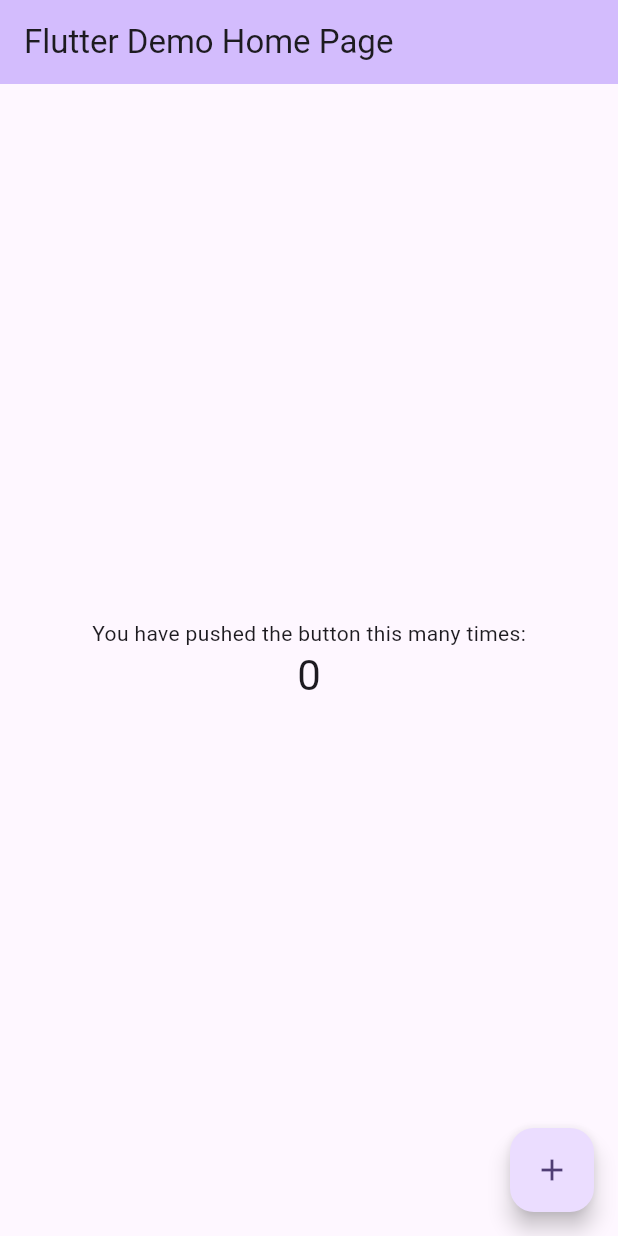
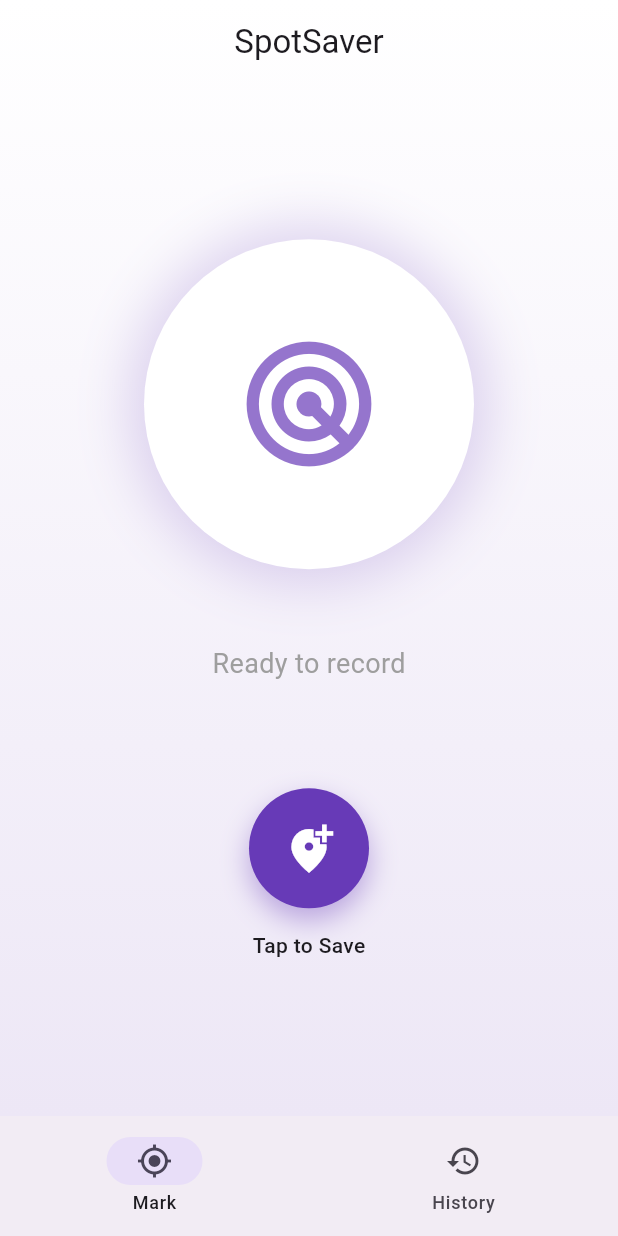
Before and after one commit to marimoisreal/spot_saver, a Flutter app: the screen it shows after launch, on a phone screen of 412 x 824 dp. Run offline on Flutter 3.47's test engine with Material 3 defaults, Android fonts, the phone set to English and light mode, and no system bars; our stand-ins replace geolocator.

Commit message:
final ui idea based on figma

```diff
--- /dev/null
+++ b/devtools_options.yaml
@@ -0,0 +1,3 @@
+description: This file stores settings for Dart & Flutter DevTools.
+documentation: https://docs.flutter.dev/tools/devtools/extensions#configure-extension-enablement-states
+extensions:
--- a/lib/main.dart
+++ b/lib/main.dart
@@ -1,122 +1,222 @@
 import 'package:flutter/material.dart';
+import 'package:geolocator/geolocator.dart';
 
 void main() {
-  runApp(const MyApp());
+  runApp(const SpotSaverApp());
 }
 
-class MyApp extends StatelessWidget {
-  const MyApp({super.key});
+class SpotSaverApp extends StatelessWidget {
+  const SpotSaverApp({super.key});
 
-  // This widget is the root of your application.
   @override
   Widget build(BuildContext context) {
     return MaterialApp(
-      title: 'Flutter Demo',
+      title: 'SpotSaver',
+      debugShowCheckedModeBanner: false,
       theme: ThemeData(
-        // This is the theme of your application.
-        //
-        // TRY THIS: Try running your application with "flutter run". You'll see
-        // the application has a purple toolbar. Then, without quitting the app,
-        // try changing the seedColor in the colorScheme below to Colors.green
-        // and then invoke "hot reload" (save your changes or press the "hot
-        // reload" button in a Flutter-supported IDE, or press "r" if you used
-        // the command line to start the app).
-        //
-        // Notice that the counter didn't reset back to zero; the application
-        // state is not lost during the reload. To reset the state, use hot
-        // restart instead.
-        //
-        // This works for code too, not just values: Most code changes can be
-        // tested with just a hot reload.
-        colorScheme: ColorScheme.fromSeed(seedColor: Colors.deepPurple),
+        useMaterial3: true,
+        colorScheme: ColorScheme.fromSeed(
+          seedColor: const Color(0xFF6750A4),
+          brightness: Brightness.light,
         ),
-      home: const MyHomePage(title: 'Flutter Demo Home Page'),
+      ),
+      home: const MainNavigationScreen(),
     );
   }
 }
 
-class MyHomePage extends StatefulWidget {
-  const MyHomePage({super.key, required this.title});
-
-  // This widget is the home page of your application. It is stateful, meaning
-  // that it has a State object (defined below) that contains fields that affect
-  // how it looks.
-
-  // This class is the configuration for the state. It holds the values (in this
-  // case the title) provided by the parent (in this case the App widget) and
-  // used by the build method of the State. Fields in a Widget subclass are
-  // always marked "final".
-
-  final String title;
+class MainNavigationScreen extends StatefulWidget {
+  const MainNavigationScreen({super.key});
 
   @override
-  State<MyHomePage> createState() => _MyHomePageState();
+  State<MainNavigationScreen> createState() => _MainNavigationScreenState();
 }
 
-class _MyHomePageState extends State<MyHomePage> {
-  int _counter = 0;
+class _MainNavigationScreenState extends State<MainNavigationScreen> {
+  int _selectedIndex = 0;
+  final List<Widget> _pages = [const GpsScreen(), const HistoryScreen()];
 
-  void _incrementCounter() {
+  @override
+  Widget build(BuildContext context) {
+    return Scaffold(
+      body: _pages[_selectedIndex],
+      bottomNavigationBar: NavigationBar(
+        selectedIndex: _selectedIndex,
+        onDestinationSelected: (int index) =>
+            setState(() => _selectedIndex = index),
+        destinations: const [
+          NavigationDestination(icon: Icon(Icons.gps_fixed), label: 'Mark'),
+          NavigationDestination(icon: Icon(Icons.history), label: 'History'),
+        ],
+      ),
+    );
+  }
+}
+
+class GpsScreen extends StatefulWidget {
+  const GpsScreen({super.key});
+
+  @override
+  State<GpsScreen> createState() => _GpsScreenState();
+}
+
+class _GpsScreenState extends State<GpsScreen> {
+  String _statusMessage = "Ready to record";
+  String _coords = "";
+  bool _isLoading = false;
+
+  Future<void> _captureLocation() async {
     setState(() {
-      // This call to setState tells the Flutter framework that something has
-      // changed in this State, which causes it to rerun the build method below
-      // so that the display can reflect the updated values. If we changed
-      // _counter without calling setState(), then the build method would not be
-      // called again, and so nothing would appear to happen.
-      _counter++;
+      _isLoading = true;
+      _statusMessage = "Locating...";
     });
+
+    try {
+      LocationPermission permission = await Geolocator.checkPermission();
+      if (permission == LocationPermission.denied) {
+        permission = await Geolocator.requestPermission();
+        if (permission == LocationPermission.denied) throw "Denied";
+      }
+      Position position = await Geolocator.getCurrentPosition();
+      setState(() {
+        _coords =
+            "${position.latitude.toStringAsFixed(5)}, ${position.longitude.toStringAsFixed(5)}";
+        _statusMessage = "Spot Captured!";
+        _isLoading = false;
+      });
+    } catch (e) {
+      setState(() {
+        _statusMessage = "Error: $e";
+        _isLoading = false;
+      });
+    }
   }
 
   @override
   Widget build(BuildContext context) {
-    // This method is rerun every time setState is called, for instance as done
-    // by the _incrementCounter method above.
-    //
-    // The Flutter framework has been optimized to make rerunning build methods
-    // fast, so that you can just rebuild anything that needs updating rather
-    // than having to individually change instances of widgets.
-    return Scaffold(
+    return Container(
+      decoration: BoxDecoration(
+        gradient: LinearGradient(
+          begin: Alignment.topCenter,
+          end: Alignment.bottomCenter,
+          colors: [Colors.white, Colors.deepPurple.shade50],
+        ),
+      ),
+      child: Scaffold(
+        backgroundColor: Colors.transparent,
         appBar: AppBar(
-        // TRY THIS: Try changing the color here to a specific color (to
-        // Colors.amber, perhaps?) and trigger a hot reload to see the AppBar
-        // change color while the other colors stay the same.
-        backgroundColor: Theme.of(context).colorScheme.inversePrimary,
-        // Here we take the value from the MyHomePage object that was created by
-        // the App.build method, and use it to set our appbar title.
-        title: Text(widget.title),
+          title: const Text("SpotSaver"),
+          centerTitle: true,
+          backgroundColor: Colors.transparent,
         ),
         body: Center(
-        // Center is a layout widget. It takes a single child and positions it
-        // in the middle of the parent.
           child: Column(
-          // Column is also a layout widget. It takes a list of children and
-          // arranges them vertically. By default, it sizes itself to fit its
-          // children horizontally, and tries to be as tall as its parent.
-          //
-          // Column has various properties to control how it sizes itself and
-          // how it positions its children. Here we use mainAxisAlignment to
-          // center the children vertically; the main axis here is the vertical
-          // axis because Columns are vertical (the cross axis would be
-          // horizontal).
-          //
-          // TRY THIS: Invoke "debug painting" (choose the "Toggle Debug Paint"
-          // action in the IDE, or press "p" in the console), to see the
-          // wireframe for each widget.
             mainAxisAlignment: MainAxisAlignment.center,
-          children: <Widget>[
-            const Text('You have pushed the button this many times:'),
-            Text(
-              '$_counter',
-              style: Theme.of(context).textTheme.headlineMedium,
+            children: [
+              Semantics(
+                label: "GPS Scanner",
+                child: Container(
+                  width: 220,
+                  height: 220,
+                  decoration: BoxDecoration(
+                    shape: BoxShape.circle,
+                    color: Colors.white,
+                    boxShadow: [
+                      BoxShadow(
+                        // ignore: deprecated_member_use
+                        color: Colors.deepPurple.withOpacity(0.2),
+                        blurRadius: 30,
+                        spreadRadius: 10,
+                      ),
+                    ],
+                  ),
+                  child: Stack(
+                    alignment: Alignment.center,
+                    children: [
+                      Icon(
+                        Icons.radar,
+                        size: 100,
+                        color: Colors.deepPurple.shade300,
+                      ),
+                      if (_isLoading)
+                        const SizedBox(
+                          width: 180,
+                          height: 180,
+                          child: CircularProgressIndicator(strokeWidth: 2),
                         ),
                     ],
                   ),
                 ),
-      floatingActionButton: FloatingActionButton(
-        onPressed: _incrementCounter,
-        tooltip: 'Increment',
-        child: const Icon(Icons.add),
-      ), // This trailing comma makes auto-formatting nicer for build methods.
+              ),
+              const SizedBox(height: 50),
+              Text(
+                _statusMessage,
+                style: const TextStyle(fontSize: 18, color: Colors.grey),
+              ),
+              const SizedBox(height: 10),
+              if (_coords.isNotEmpty)
+                Container(
+                  padding: const EdgeInsets.all(20),
+                  margin: const EdgeInsets.symmetric(horizontal: 40),
+                  decoration: BoxDecoration(
+                    color: Colors.white,
+                    borderRadius: BorderRadius.circular(20),
+                    border: Border.all(color: Colors.deepPurple.shade100),
+                  ),
+                  child: Text(
+                    _coords,
+                    style: const TextStyle(
+                      fontSize: 22,
+                      fontWeight: FontWeight.bold,
+                      letterSpacing: 1.2,
+                    ),
+                  ),
+                ),
+              const SizedBox(height: 60),
+              GestureDetector(
+                onTap: _captureLocation,
+                child: Container(
+                  width: 80,
+                  height: 80,
+                  decoration: BoxDecoration(
+                    color: Colors.deepPurple,
+                    shape: BoxShape.circle,
+                    boxShadow: [
+                      BoxShadow(
+                        // ignore: deprecated_member_use
+                        color: Colors.deepPurple.withOpacity(0.4),
+                        blurRadius: 15,
+                        offset: const Offset(0, 8),
+                      ),
+                    ],
+                  ),
+                  child: const Icon(
+                    Icons.add_location_alt,
+                    color: Colors.white,
+                    size: 35,
+                  ),
+                ),
+              ),
+              const SizedBox(height: 15),
+              const Text(
+                "Tap to Save",
+                style: TextStyle(fontWeight: FontWeight.w500),
+              ),
+            ],
+          ),
+        ),
+      ),
     );
   }
 }
+
+class HistoryScreen extends StatelessWidget {
+  const HistoryScreen({super.key});
+  @override
+  Widget build(BuildContext context) {
+    return Scaffold(
+      appBar: AppBar(title: const Text("History")),
+      body: const Center(child: Text("No spots yet")),
+    );
+  }
+}
```
Also changed, not shown: 1 other file. Lines whose indentation alone changed are shown as unchanged.
